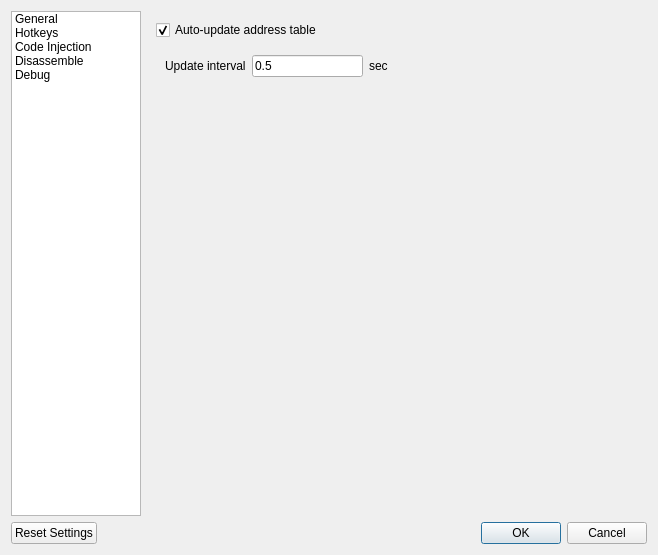
Qt form GUI/SettingsDialog.ui (korcankaraokcu/PINCE) before a commit.
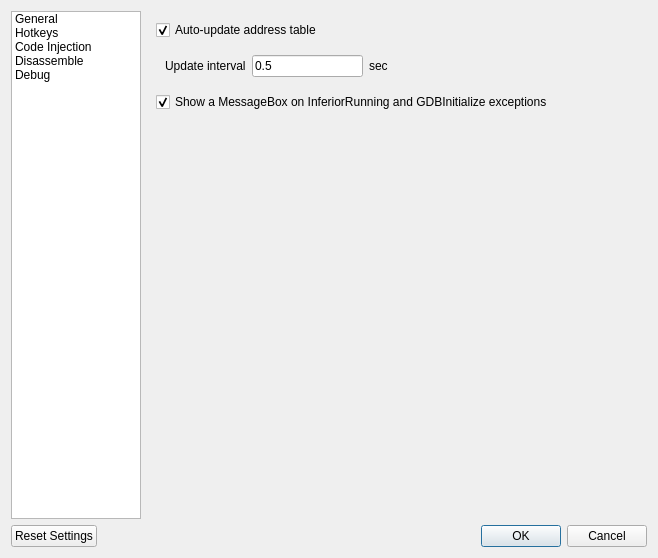
The same form after that commit. The open tabs and pages were chosen to show the change.

Commit message: Added show_messagebox_on_exception setting

Patch:
```diff
--- a/GUI/SettingsDialog.ui
+++ b/GUI/SettingsDialog.ui
@@ -7,7 +7,7 @@
     <x>0</x>
     <y>0</y>
     <width>658</width>
-    <height>555</height>
+    <height>558</height>
    </rect>
   </property>
   <property name="windowTitle">
@@ -136,6 +136,16 @@
                </item>
               </layout>
              </item>
+             <item>
+              <widget class="QCheckBox" name="checkBox_ShowMessageBox">
+               <property name="text">
+                <string>Show a MessageBox on InferiorRunning and GDBInitialize exceptions</string>
+               </property>
+               <property name="checked">
+                <bool>true</bool>
+               </property>
+              </widget>
+             </item>
              <item>
               <spacer name="verticalSpacer_2">
                <property name="orientation">
```
Left out of the diff: 6 changed lines with no effect on the pictures. The commit also changes 2 other files.
